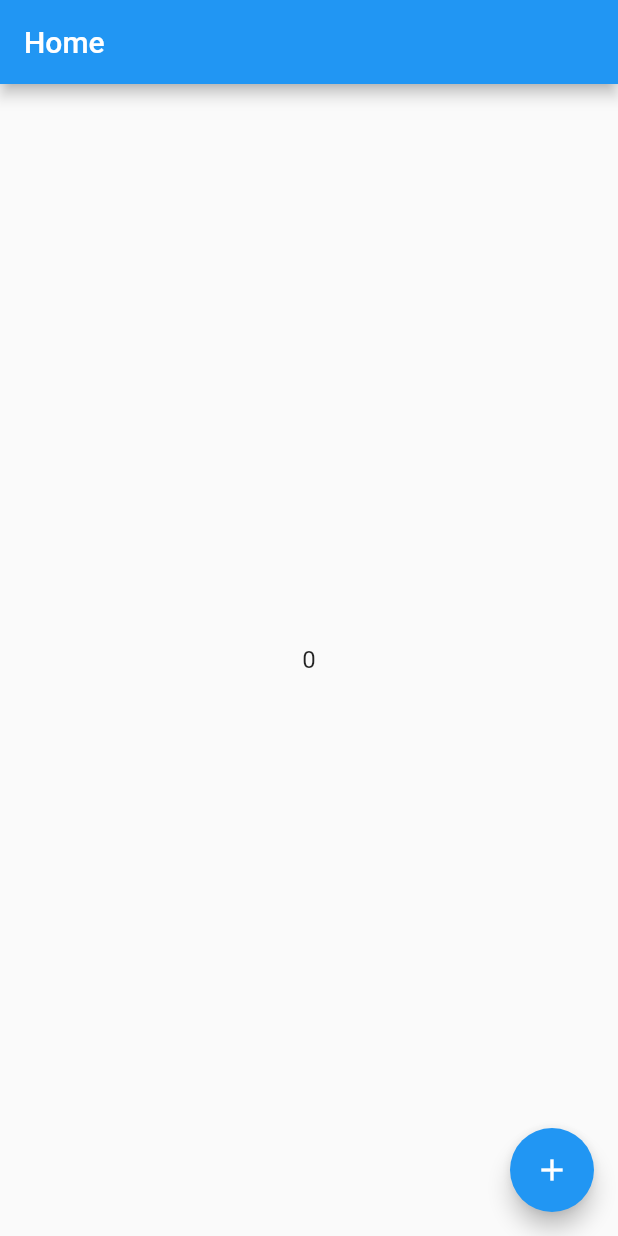
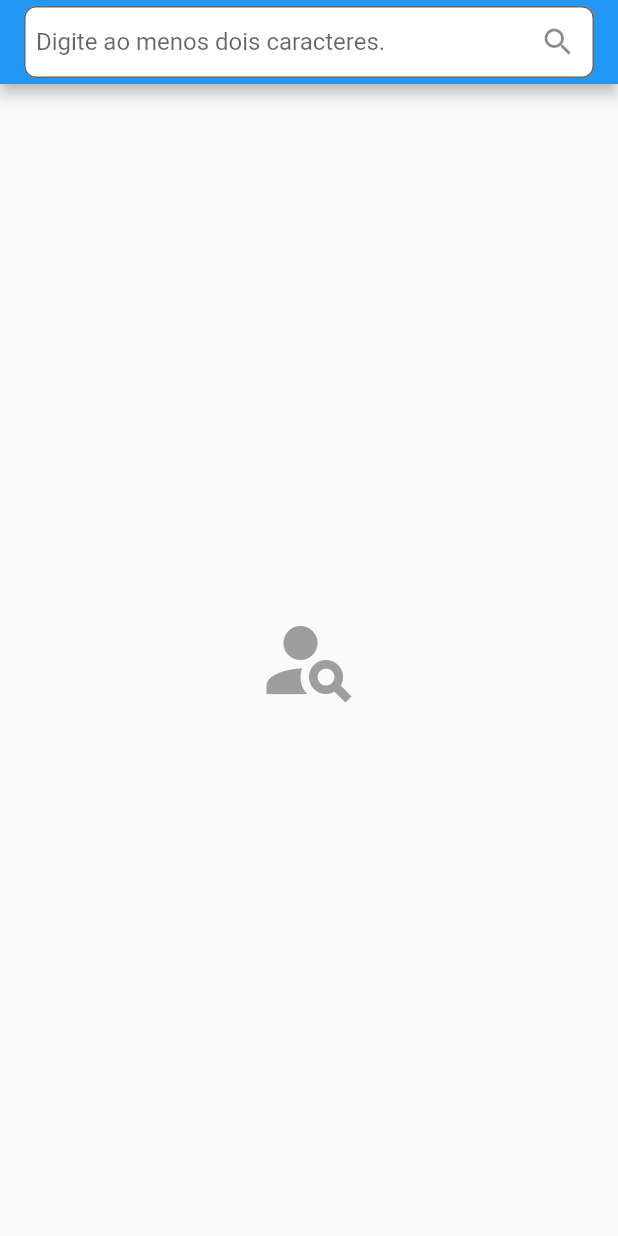
Before and after one commit to Pedrocardo005/flutter_iniciante, a Flutter app: the screen it shows after launch, on a phone screen of 412 x 824 dp. Run offline on Flutter 3.47's test engine with Material 2 defaults, Android fonts, the phone set to English and light mode, and no system bars; our stand-ins replace dartz, dio, equatable, flutter_mobx, flutter_modular, mobx; generated files the repository leaves out were written again.

Commit message:
Quarto commit

```diff
--- /dev/null
+++ b/lib/app/modules/home/domain/entities/result_item_entity.dart
@@ -0,0 +1,43 @@
+class ResultItemEntity {
+  final int? id;
+  final String? login;
+  final String? nodeId;
+  final String? avatarUrl;
+  final String? gravatarId;
+  final String? url;
+  final String? htmlUrl;
+  final String? followersUrl;
+  final String? followingUrl;
+  final String? gistsUrl;
+  final String? starredUrl;
+  final String? subscriptionsUrl;
+  final String? organizationsUrl;
+  final String? reposUrl;
+  final String? eventsUrl;
+  final String? receivedEventsUrl;
+  final String? type;
+  final bool? siteAdmin;
+  final int? score;
+
+  ResultItemEntity({
+    this.login,
+    this.id,
+    this.nodeId,
+    this.avatarUrl,
+    this.gravatarId,
+    this.url,
+    this.htmlUrl,
+    this.followersUrl,
+    this.followingUrl,
+    this.gistsUrl,
+    this.starredUrl,
+    this.subscriptionsUrl,
+    this.organizationsUrl,
+    this.reposUrl,
+    this.eventsUrl,
+    this.receivedEventsUrl,
+    this.type,
+    this.siteAdmin,
+    this.score,
+  });
+}
--- a/lib/app/modules/home/presenter/home_page.dart
+++ b/lib/app/modules/home/presenter/home_page.dart
@@ -3,41 +3,97 @@ import 'package:flutter_mobx/flutter_mobx.dart';
 import 'package:flutter_modular/flutter_modular.dart';
 
 import 'home_controller.dart';
+import 'states/search_state.dart';
 
 class HomePage extends StatefulWidget {
-  final String _title;
+  final String title;
 
-  const HomePage({Key? key, String title = "Home"})
-      : _title = title,
-        super(key: key);
+  const HomePage({Key? key, this.title = "Home"}) : super(key: key);
 
   @override
   _HomePageState createState() => _HomePageState();
 }
 
 class _HomePageState extends ModularState<HomePage, HomeController> {
+  final searchController = TextEditingController();
   @override
   Widget build(BuildContext context) {
     return Scaffold(
       appBar: AppBar(
-        title: Text(widget._title),
+        title: TextField(
+          controller: searchController,
+          onChanged: (value) async {
+            await store.searchDev(value);
+          },
+          decoration: InputDecoration(
+            hintText: 'Digite ao menos dois caracteres.',
+            border: OutlineInputBorder(
+              borderRadius: BorderRadius.circular(8),
+            ),
+            filled: true,
+            fillColor: Colors.white,
+            suffixIcon: const Icon(Icons.search),
+            contentPadding: const EdgeInsets.symmetric(
+              vertical: 12,
+              horizontal: 8,
+            ),
+          ),
+        ),
       ),
       body: Observer(
-        builder: (context) {
-          return Center(
-            child: Text(
-              '${store.counter}',
-              style: const TextStyle(fontSize: 16),
+        builder: (_) {
+          if (store.state is SearchInitialState) {
+            return const Center(
+              child: Icon(
+                Icons.person_search,
+                size: 68,
+                color: Colors.grey,
+              ),
+            );
+          }
+
+          if (store.state is SearchLoadingState) {
+            return const Center(child: CircularProgressIndicator());
+          }
+
+          if (store.state is SearchFailureState) {
+            var state = store.state as SearchFailureState;
+            return Center(
+              child: Column(
+                mainAxisAlignment: MainAxisAlignment.center,
+                children: <Widget>[
+                  const Icon(
+                    Icons.error,
+                    size: 68,
+                    color: Colors.red,
+                  ),
+                  Text(state.message),
+                ],
+              ),
+            );
+          }
+
+          // Fazendo cast
+          var state = store.state as SearchSuccessState;
+          return Padding(
+            padding: const EdgeInsets.all(10),
+            child: ListView.separated(
+              itemBuilder: (_, index) {
+                var item = state.resultItem[index];
+                return ListTile(
+                  // Confirmando com ! ou ?? como um if ternário que irá ter um valor.
+                  title: Text(item.login ?? '-'),
+                  leading: item.avatarUrl != null
+                      ? Image.network(item.avatarUrl!)
+                      : Container(color: Colors.grey),
+                );
+              },
+              separatorBuilder: (_, __) => const Divider(color: Colors.blue),
+              itemCount: state.resultItem.length,
             ),
           );
         },
       ),
-      floatingActionButton: FloatingActionButton(
-        onPressed: () {
-          store.increment();
-        },
-        child: const Icon(Icons.add),
-      ),
     );
   }
 }
--- /dev/null
+++ b/lib/app/modules/home/presenter/states/search_state.dart
@@ -0,0 +1,32 @@
+import 'package:equatable/equatable.dart';
+import 'package:git_stalck/app/modules/home/domain/entities/result_item_entity.dart';
+
+abstract class SearchState extends Equatable {}
+
+class SearchInitialState extends SearchState {
+  @override
+  List<Object?> get props => [];
+}
+
+class SearchLoadingState extends SearchState {
+  @override
+  List<Object?> get props => [];
+}
+
+class SearchFailureState extends SearchState {
+  final String message;
+
+  SearchFailureState({required this.message});
+
+  @override
+  List<Object?> get props => [message];
+}
+
+class SearchSuccessState extends SearchState {
+  final List<ResultItemEntity> resultItem;
+
+  SearchSuccessState({required this.resultItem});
+
+  @override
+  List<Object?> get props => [resultItem];
+}
--- /dev/null
+++ b/lib/core/error/failure.dart
@@ -0,0 +1,5 @@
+class Failure implements Exception {
+  final String _message;
+  Failure({required String message}) : _message = message;
+  String get message => _message;
+}
--- /dev/null
+++ b/lib/core/http_adapter/http_client.dart
@@ -0,0 +1,4 @@
+abstract class HttpClient {
+  Future request(String url,
+      {Map<String, dynamic>? data, String method = 'GET'});
+}
--- a/pubspec.yaml
+++ b/pubspec.yaml
@@ -37,6 +37,9 @@ dependencies:
   flutter_modular: ^4.4.0
   mobx: ^2.0.6+1
   flutter_mobx: ^2.0.4
+  dartz: ^0.10.1
+  equatable: ^2.0.3
+  dio: ^4.0.4
 
 dev_dependencies:
   flutter_test:
@@ -50,6 +53,7 @@ dev_dependencies:
   flutter_lints: ^1.0.0
   mobx_codegen: ^2.0.5+2
   modular_test: ^1.0.1+1
+  build_runner: ^2.1.7
 
 # For information on the generic Dart part of this file, see the
 # following page: https://dart.dev/tools/pub/pubspec
```
Also changed, not shown: lib/app/app_module.dart (+7 -2 lines), lib/app/modules/home/domain/repositories/search_repository.dart (added, +8 -0 lines), lib/app/modules/home/domain/usecases/get_user_by_query_usecase.dart (added, +29 -0 lines), lib/app/modules/home/external/datasources/search_datasource_impl.dart (added, +34 -0 lines), lib/app/modules/home/home_module.dart (added, +31 -0 lines), lib/app/modules/home/infra/datasources/search_datasource.dart (added, +8 -0 lines), lib/app/modules/home/infra/models/result_item_model.dart (added, +45 -0 lines), lib/app/modules/home/infra/repositories/search_repository_impl.dart (added, +19 -0 lines), lib/app/modules/home/presenter/home_controller.dart (+22 -3 lines), lib/app/modules/home/presenter/home_module.dart (deleted, +0 -21 lines), lib/core/http_adapter/dio_adapter.dart (added, +26 -0 lines), lib/core/usecase.dart (added, +7 -0 lines).
